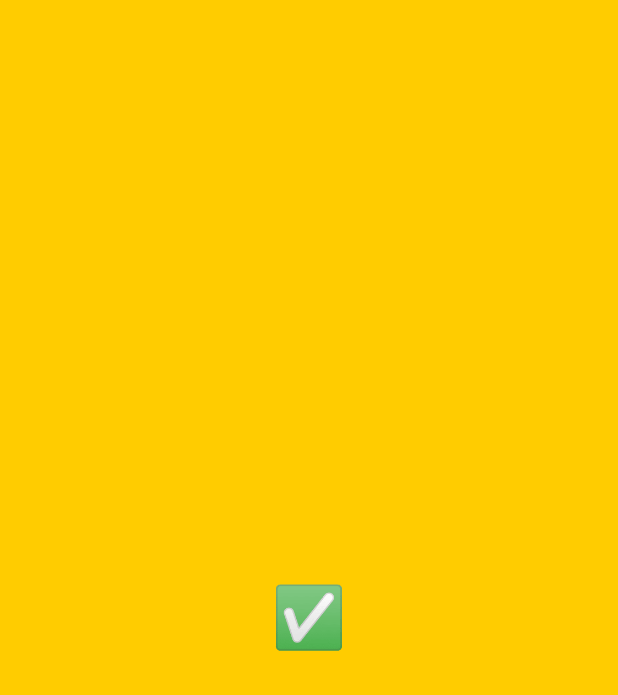
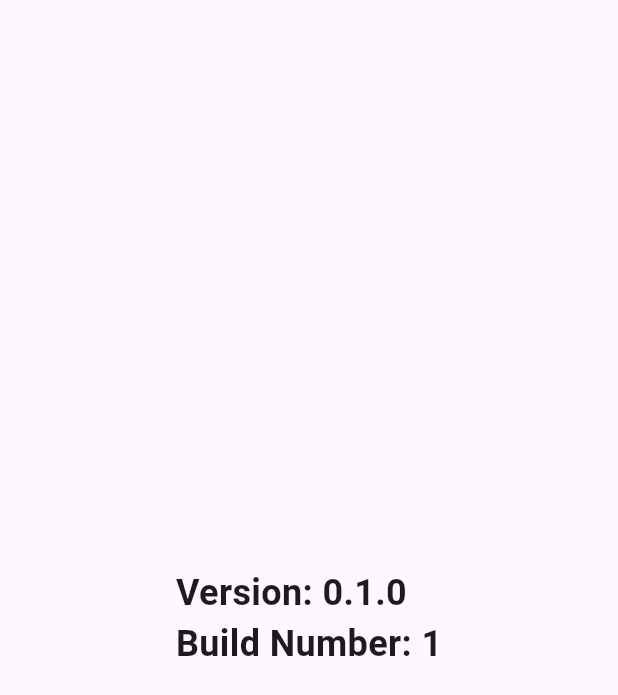
Before and after one commit to andywpt/Handy-Memo, a Flutter app: the screen it shows after launch, on a phone screen of 412 x 824 dp. Shown: the top 695 px of the screen. Run offline on Flutter 3.47's test engine with Material 3 defaults, Android fonts, the phone set to English and light mode, and no system bars; our stand-ins replace package_info_plus.

```diff
--- a/lib/main.dart
+++ b/lib/main.dart
@@ -1,21 +1,42 @@
-import 'package:flutter/cupertino.dart';
 import 'package:flutter/material.dart';
+import 'package:package_info_plus/package_info_plus.dart';
 
 void main() {
-  runApp(const MainApp());
+  runApp(MaterialApp(
+    home: const HomeView(),
+  ));
 }
 
-class MainApp extends StatelessWidget {
-  const MainApp({super.key});
-
+class HomeView extends StatelessWidget {
+  const HomeView({super.key});
   @override
   Widget build(BuildContext context) {
-    return MaterialApp(
-      home: Scaffold(
-        body: Container(
-          color: CupertinoColors.systemYellow,
-          child: Center(child: Text('✅', style: TextStyle(fontSize: 40))),
-        ),
+    return Scaffold(
+      body: FutureBuilder<PackageInfo>(
+        future: PackageInfo.fromPlatform(),
+        builder: (context, snapshot) {
+          if (snapshot.connectionState == ConnectionState.waiting) {
+            return Center(child: CircularProgressIndicator());
+          }
+          if (snapshot.hasError) {
+            return Center(child: Text('Error: ${snapshot.error}'));
+          }
+          if (snapshot.hasData) {
+            String version = snapshot.data!.version;
+            String buildNumber = snapshot.data!.buildNumber;
+
+            return Center(
+              child: Text(
+                'Version: $version\nBuild Number: $buildNumber',
+                style: TextStyle(
+                  fontSize: 24,
+                  fontWeight: FontWeight.bold,
+                ),
+              ),
+            );
+          }
+          return Center(child: Text('No data available.'));
+        },
       ),
     );
   }
--- a/pubspec.yaml
+++ b/pubspec.yaml
@@ -4,11 +4,12 @@ publish_to: 'none'
 version: 0.1.0
 
 environment:
-  sdk: ^3.7.0-243.0.dev
+  sdk: 3.6.0
 
 dependencies:
   flutter:
     sdk: flutter
+  package_info_plus: 8.1.2
 
 dev_dependencies:
   flutter_test:
```
Also changed, not shown: pubspec.lock, 23 other files.
